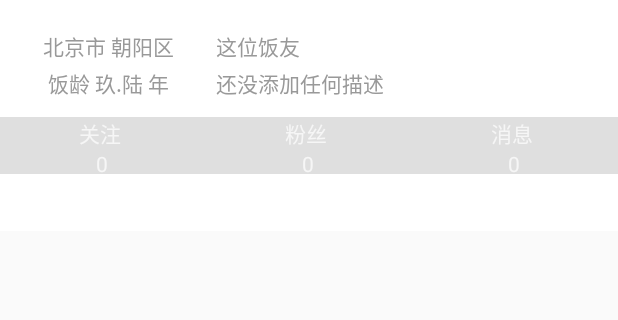
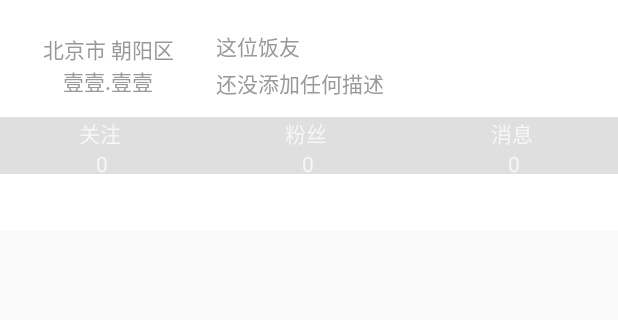
Before and after one commit to kelefun/keleFanfou, an Android app: the layout activity_user_home.xml on its own in the app's theme, with its tools: preview values and no code run, on a phone screen of 412 x 824 dp, the part 318-638 px from its top. Run offline under Robolectric (Android 15) with nearby library versions, the phone set to English and light mode, and no system bars; network calls fail.

Commit message:
update ui

```diff
--- a/app/src/main/java/com/funstill/kelefun/ui/other/UserHomeActivity.java
+++ b/app/src/main/java/com/funstill/kelefun/ui/other/UserHomeActivity.java
@@ -18,6 +18,7 @@ import com.funstill.kelefun.data.api.UserApi;
 import com.funstill.kelefun.data.model.UserInfo;
 import com.funstill.kelefun.http.BaseRetrofit;
 import com.funstill.kelefun.http.SignInterceptor;
+import com.funstill.kelefun.util.DateUtil;
 import com.funstill.kelefun.util.LogHelper;
 import com.funstill.kelefun.util.ToastUtil;
 import com.jaeger.library.StatusBarUtil;
@@ -31,6 +32,7 @@ public class UserHomeActivity extends AppCompatActivity {
     private CollapsingToolbarLayout mCollapsingToolbarLayout;
     private TextView description;
     private TextView location;
+    private TextView reg_time;
     private TextView friendsCount;
     private TextView followersCount;
     private TextView statusesCount;
@@ -70,6 +72,7 @@ public class UserHomeActivity extends AppCompatActivity {
         mCollapsingToolbarLayout=(CollapsingToolbarLayout)findViewById(R.id.collapsing_toolbar);
         description=(TextView)findViewById(R.id.user_description);
         location =(TextView)findViewById(R.id.user_location);
+        reg_time=(TextView)findViewById(R.id.user_reg_time);
         mToolbar = (Toolbar) findViewById(R.id.toolbar);
         friendsCount = (TextView) findViewById(R.id.friends_count);
         followersCount = (TextView) findViewById(R.id.followers_count);
@@ -93,6 +96,7 @@ public class UserHomeActivity extends AppCompatActivity {
                             description.setText(userInfo.getDescription());
                         }
                         location.setText(userInfo.getLocation());
+                        reg_time.setText(DateUtil.toYear(userInfo.getCreatedAt()));
                         friendsCount.setText(formatCount(userInfo.getFriendsCount()));
                         followersCount.setText(formatCount(userInfo.getFollowersCount()));
                         statusesCount.setText(formatCount(userInfo.getStatusesCount()));
--- a/app/src/main/res/layout/activity_user_home.xml
+++ b/app/src/main/res/layout/activity_user_home.xml
@@ -74,15 +74,14 @@
                                 android:text="北京市 朝阳区"
                                 android:textColor="@color/grey" />
                             <TextView
-                                android:id="@+id/user_reg_date"
+                                android:id="@+id/user_reg_time"
                                 android:layout_width="@dimen/userhome_avatar_length_large"
                                 android:layout_height="wrap_content"
                                 android:layout_gravity="bottom"
                                 android:ellipsize="end"
                                 android:gravity="center"
                                 android:lines="1"
-                                android:layout_marginTop="3dp"
-                                android:text="饭龄 玖.陆 年"
+                                android:text="壹壹.壹壹"
                                 android:textColor="@color/grey" />
                         </LinearLayout>
 
```
Also changed, not shown: app/src/main/java/com/funstill/kelefun/util/DateUtil.java (+21 -1 lines).
